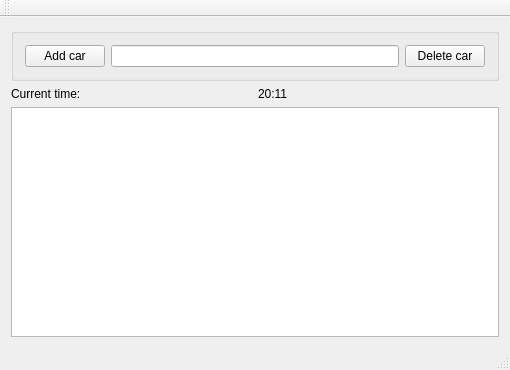
The window that mainwindow.ui (Anaga/Parking) describes before a commit, drawn with Qt 5.
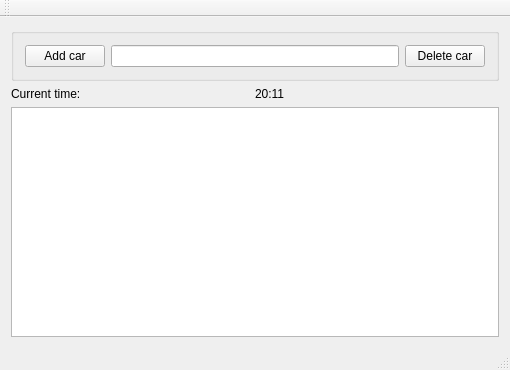
The same window after the commit.

Patch:
```diff
--- a/mainwindow.ui
+++ b/mainwindow.ui
@@ -42,7 +42,19 @@
      </widget>
     </item>
     <item>
-     <layout class="QHBoxLayout" name="horizontalLayout_2">
+     <layout class="QHBoxLayout" name="horizontalLayout_2" stretch="0,0">
+      <property name="spacing">
+       <number>0</number>
+      </property>
+      <property name="sizeConstraint">
+       <enum>QLayout::SetNoConstraint</enum>
+      </property>
+      <property name="leftMargin">
+       <number>0</number>
+      </property>
+      <property name="rightMargin">
+       <number>0</number>
+      </property>
       <item>
        <widget class="QLabel" name="label">
         <property name="text">
```
